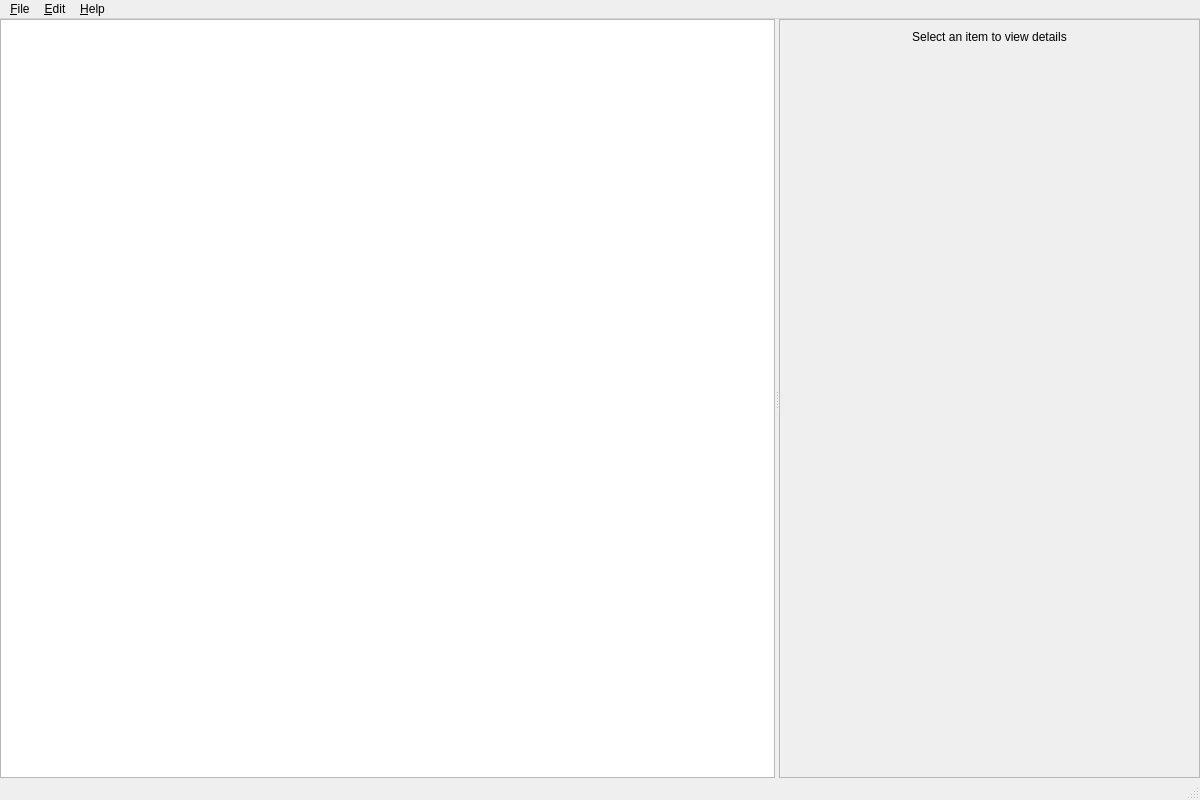
The window that src/bidsio/ui/forms/main_window.ui (CRNL-Eduwell/bidsio) describes before a commit, drawn with Qt 5.
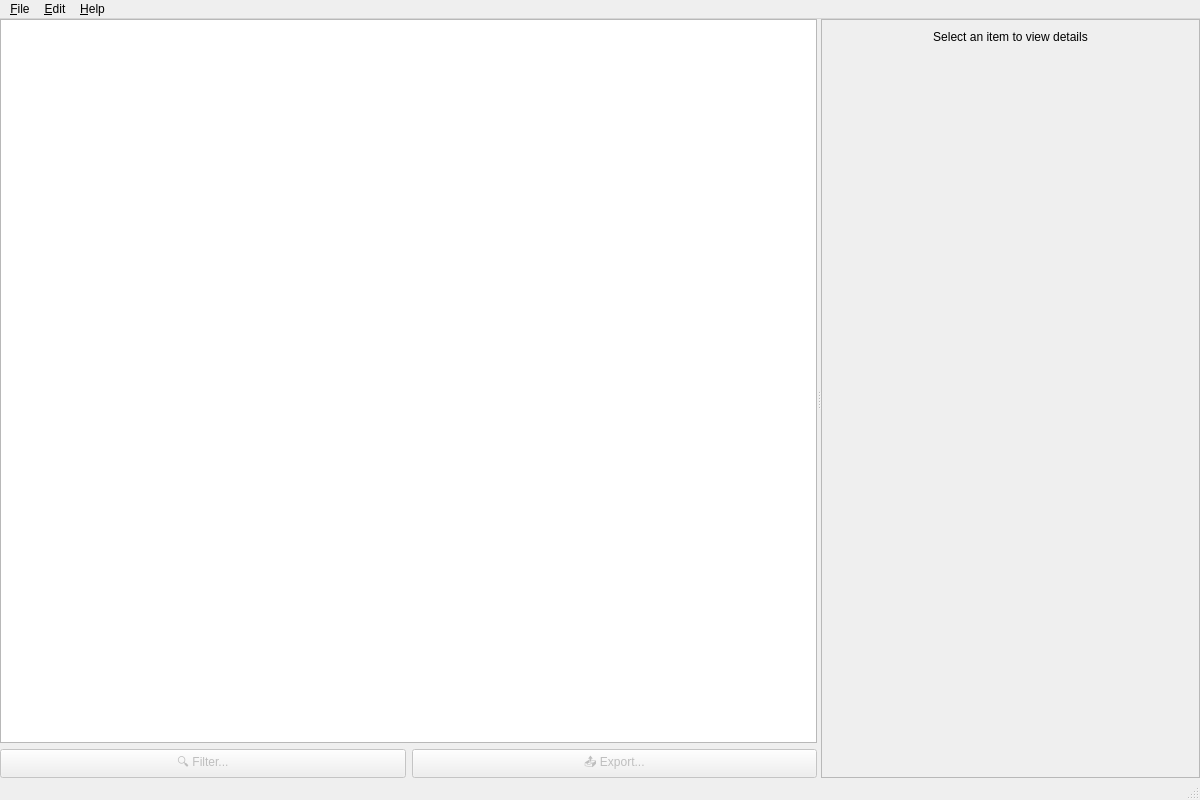
The same window after the commit. Icons and pictures are not drawn.

Commit message: Export feature first glance

The edit to the form file:
```diff
--- a/src/bidsio/ui/forms/main_window.ui
+++ b/src/bidsio/ui/forms/main_window.ui
@@ -39,6 +39,24 @@
       <property name="orientation">
        <enum>Qt::Horizontal</enum>
       </property>
+      <widget class="QWidget" name="treeContainer">
+       <layout class="QVBoxLayout" name="treeContainerLayout">
+        <property name="spacing">
+         <number>6</number>
+        </property>
+        <property name="leftMargin">
+         <number>0</number>
+        </property>
+        <property name="topMargin">
+         <number>0</number>
+        </property>
+        <property name="rightMargin">
+         <number>0</number>
+        </property>
+        <property name="bottomMargin">
+         <number>0</number>
+        </property>
+        <item>
       <widget class="QTreeWidget" name="datasetTreeWidget">
        <property name="minimumSize">
         <size>
@@ -61,6 +79,33 @@
         </property>
        </column>
       </widget>
+        </item>
+        <item>
+         <layout class="QHBoxLayout" name="treeButtonsLayout">
+          <item>
+           <widget class="QPushButton" name="filterButton">
+            <property name="text">
+             <string>🔍 Filter...</string>
+            </property>
+            <property name="enabled">
+             <bool>false</bool>
+            </property>
+           </widget>
+          </item>
+          <item>
+           <widget class="QPushButton" name="exportButton">
+            <property name="text">
+             <string>📤 Export...</string>
+            </property>
+            <property name="enabled">
+             <bool>false</bool>
+            </property>
+           </widget>
+          </item>
+         </layout>
+        </item>
+       </layout>
+      </widget>
       <widget class="QScrollArea" name="detailsScrollArea">
        <property name="widgetResizable">
         <bool>true</bool>
```
Left out of the diff: 13 changed lines with no effect on the pictures. Lines whose indentation alone changed are shown as unchanged. The commit also changes 9 other files.
